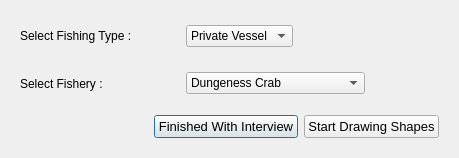
First picture: the form in oom_norcal_rec/Interview/selectfishery.ui, repository Ecotrust/openoceanmap-desktop, before the edit.
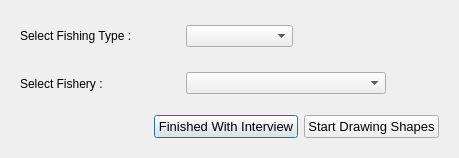
Second picture: the form after the edit.

Patch:
```diff
--- a/oom_norcal_rec/Interview/selectfishery.ui
+++ b/oom_norcal_rec/Interview/selectfishery.ui
@@ -55,6 +55,11 @@
         </item>
         <item>
          <widget class="QComboBox" name="fishing_type_comboBox" >
+          <item>
+           <property name="text" >
+            <string/>
+           </property>
+          </item>
           <item>
            <property name="text" >
             <string>Private Vessel</string>
@@ -131,6 +136,43 @@
         </item>
         <item>
          <widget class="QComboBox" name="fishery_comboBox" >
+          <property name="minimumSize" >
+           <size>
+            <width>200</width>
+            <height>0</height>
+           </size>
+          </property>
+          <property name="maximumSize" >
+           <size>
+            <width>200</width>
+            <height>16777215</height>
+           </size>
+          </property>
+          <item>
+           <property name="text" >
+            <string/>
+           </property>
+          </item>
+          <item>
+           <property name="text" >
+            <string>Abalone</string>
+           </property>
+          </item>
+          <item>
+           <property name="text" >
+            <string>Albacore Tuna</string>
+           </property>
+          </item>
+          <item>
+           <property name="text" >
+            <string>Anchovy/Herring (bait fish)</string>
+           </property>
+          </item>
+          <item>
+           <property name="text" >
+            <string>California Halibut</string>
+           </property>
+          </item>
           <item>
            <property name="text" >
             <string>Dungeness Crab</string>
```
Left out of the diff: 36 changed lines with no effect on the pictures.
